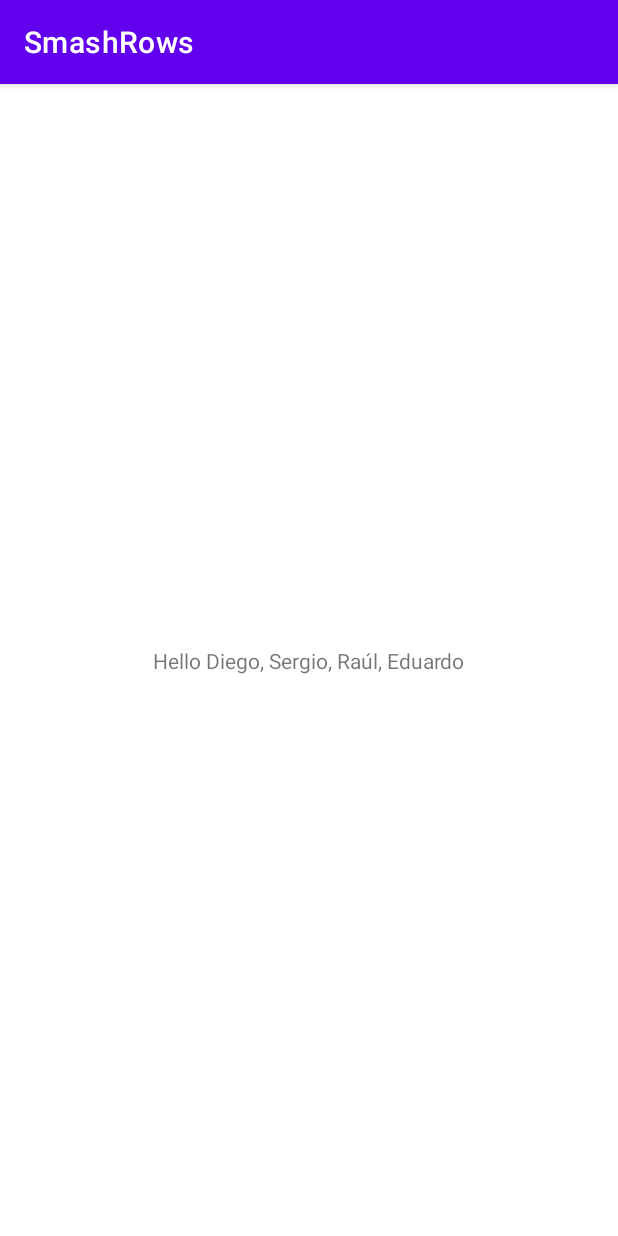
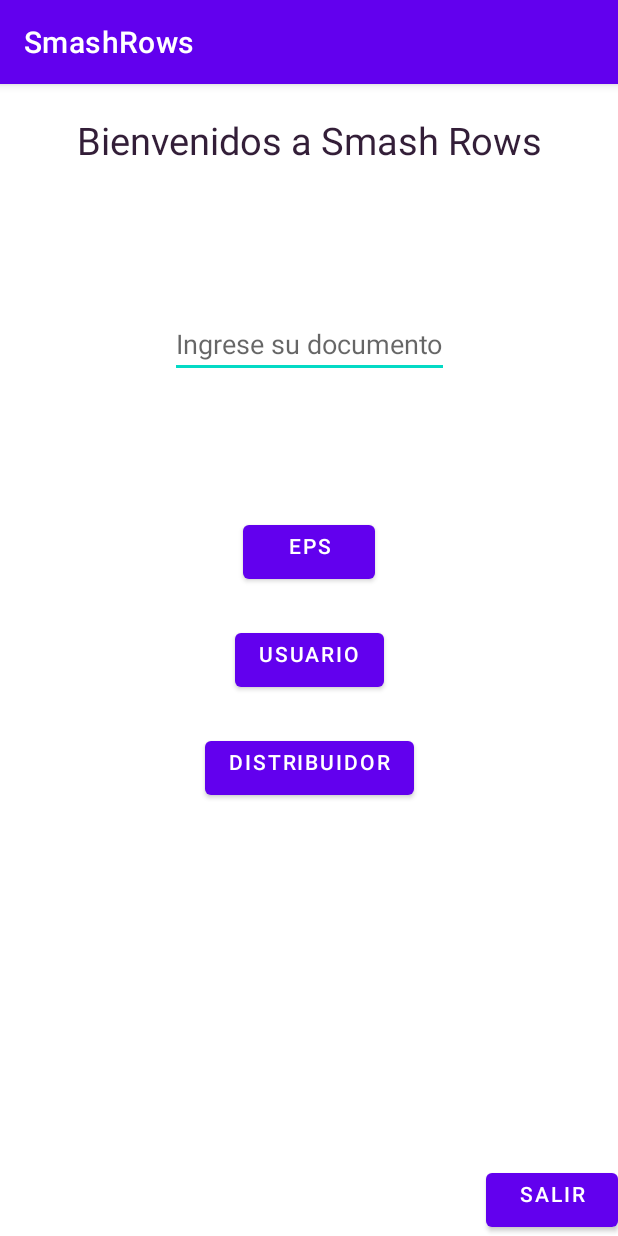
Before and after one commit to Diegoapp55/Proyecto-Sistemas-Embebidos-Smash-Rows, an Android app: the screen it shows after launch (MainActivity), on a phone screen of 412 x 824 dp. Run offline under Robolectric (Android 15) with nearby library versions, the phone set to English and light mode, and no system bars.

Commit message:
Main Interface

```diff
--- a/SmashRowsApp/app/src/main/res/layout/activity_main.xml
+++ b/SmashRowsApp/app/src/main/res/layout/activity_main.xml
@@ -4,15 +4,88 @@
     xmlns:tools="http://schemas.android.com/tools"
     android:layout_width="match_parent"
     android:layout_height="match_parent"
+    android:orientation="vertical"
     tools:context=".MainActivity">
 
     <TextView
         android:layout_width="wrap_content"
         android:layout_height="wrap_content"
-        android:text="Hello Diego, Sergio, Raúl, Eduardo"
+        android:text="Bienvenidos a Smash Rows"
+        android:gravity="center_horizontal"
+        android:textSize="25sp"
+        android:textColor="#331E38"
+        android:layout_margin="10dp"
+        android:padding="10dp"
+        app:layout_constraintVertical_bias="0"
         app:layout_constraintBottom_toBottomOf="parent"
         app:layout_constraintEnd_toEndOf="parent"
         app:layout_constraintStart_toStartOf="parent"
-        app:layout_constraintTop_toTopOf="parent" />
+        app:layout_constraintTop_toTopOf="parent"
+        android:id="@+id/MainTitle"/>
+
+    <EditText
+        android:layout_width="wrap_content"
+        android:layout_height="wrap_content"
+        android:hint="Ingrese su documento"
+        android:layout_margin="10dp"
+        android:gravity="center_horizontal"
+        app:layout_constraintVertical_bias="0.2"
+        app:layout_constraintBottom_toBottomOf="parent"
+        app:layout_constraintEnd_toEndOf="parent"
+        app:layout_constraintStart_toStartOf="parent"
+        app:layout_constraintTop_toTopOf="parent"
+        android:id="@+id/InsertDocument"/>
+
+    <Button
+        android:layout_width="wrap_content"
+        android:layout_height="wrap_content"
+        android:text="EPS"
+        android:gravity="center_horizontal"
+        app:layout_constraintVertical_bias="0.4"
+        app:layout_constraintBottom_toBottomOf="parent"
+        app:layout_constraintEnd_toEndOf="parent"
+        app:layout_constraintStart_toStartOf="parent"
+        app:layout_constraintTop_toTopOf="parent"
+        android:id="@+id/EPS"/>
+
+
+
+    <Button
+        android:layout_width="wrap_content"
+        android:layout_height="wrap_content"
+        android:text="Usuario"
+        android:gravity="center_horizontal"
+        app:layout_constraintVertical_bias="0.5"
+        app:layout_constraintBottom_toBottomOf="parent"
+        app:layout_constraintEnd_toEndOf="parent"
+        app:layout_constraintStart_toStartOf="parent"
+        app:layout_constraintTop_toTopOf="parent"
+        android:id="@+id/Users"/>
+
+    <Button
+        android:layout_width="wrap_content"
+        android:layout_height="wrap_content"
+        android:text="Distribuidor"
+        android:gravity="center_horizontal"
+        app:layout_constraintVertical_bias="0.6"
+        app:layout_constraintBottom_toBottomOf="parent"
+        app:layout_constraintEnd_toEndOf="parent"
+        app:layout_constraintStart_toStartOf="parent"
+        app:layout_constraintTop_toTopOf="parent"
+        android:id="@+id/Distributor"/>
+
+    <Button
+        android:layout_width="wrap_content"
+        android:layout_height="wrap_content"
+        android:text="Salir"
+        android:gravity="center_horizontal"
+        app:layout_constraintVertical_bias="1"
+        app:layout_constraintHorizontal_bias="1"
+        app:layout_constraintBottom_toBottomOf="parent"
+        app:layout_constraintEnd_toEndOf="parent"
+        app:layout_constraintStart_toStartOf="parent"
+        app:layout_constraintTop_toTopOf="parent"
+        android:id="@+id/Exit"/>
+
 
 </androidx.constraintlayout.widget.ConstraintLayout>
```
